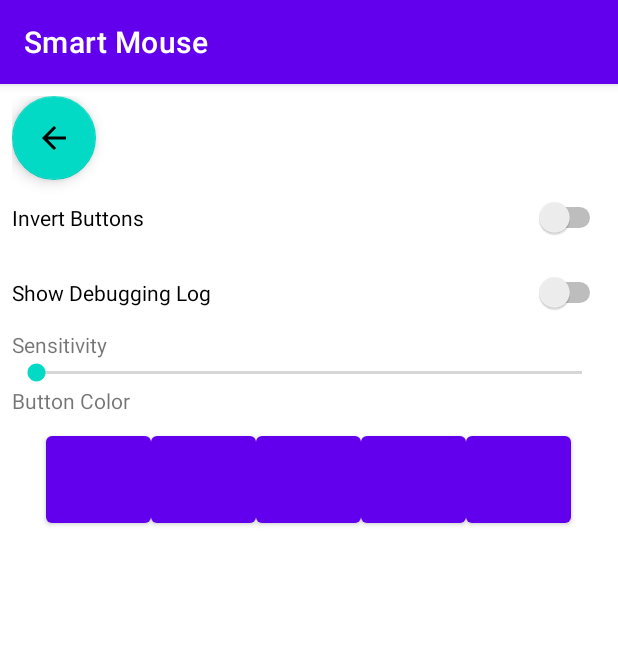
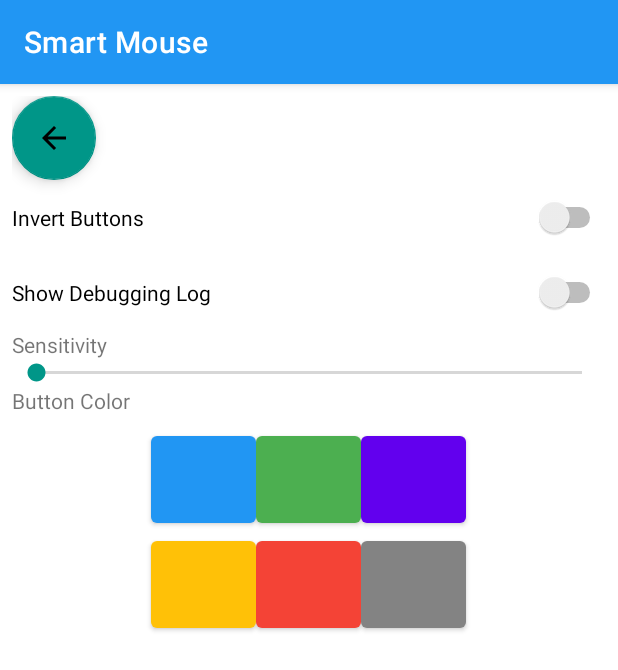
Before and after one commit to Fillipko/Smart-Mouse, an Android app: the screen it shows after launch (Settings), after a tap on an icon or button, on a phone screen of 412 x 824 dp. Shown: the top 670 px of the screen. Run offline under Robolectric (Android 15) with nearby library versions, the light colour scheme and no system bars.

Commit message:
Settings page optimized

```diff
--- a/app/src/main/java/com/example/smartmouse/MainActivity.java
+++ b/app/src/main/java/com/example/smartmouse/MainActivity.java
@@ -5,6 +5,8 @@ import androidx.appcompat.app.AppCompatActivity;
 import android.bluetooth.BluetoothAdapter;
 import android.content.Context;
 import android.content.Intent;
+import android.content.SharedPreferences;
+import android.graphics.Color;
 import android.hardware.Sensor;
 import android.hardware.SensorEvent;
 import android.hardware.SensorEventListener;
@@ -27,29 +29,35 @@ public class MainActivity extends AppCompatActivity implements SensorEventListen
 
     ScrollView debuggingConsole;
     TextView debuggingLog;
+    Button leftBtn;
+    Button rightBtn;
+    LinearLayout debugMenu;
+
+    SharedPreferences preferences;
 
     @Override
     protected void onCreate(Bundle savedInstanceState) {
         super.onCreate(savedInstanceState);
         setContentView(R.layout.activity_main);
 
+        preferences = getSharedPreferences("preferences", 0);
+
+        // Accelerometer
         sensorManager = (SensorManager) getSystemService(Context.SENSOR_SERVICE);
         accelerometer = sensorManager.getDefaultSensor(Sensor.TYPE_LINEAR_ACCELERATION);
-
         xAccel = findViewById(R.id.xAcceleration);
         yAccel = findViewById(R.id.yAcceleration);
 
-        Button leftBtn = findViewById(R.id.leftClickBtn);
-        Button rightBtn = findViewById(R.id.rightClickBtn);
+        // UI elements
+        leftBtn = findViewById(R.id.leftClickBtn);
+        rightBtn = findViewById(R.id.rightClickBtn);
         ImageButton settingsBtn = findViewById(R.id.settings_btn);
         debuggingLog = findViewById(R.id.debug_text);
         debuggingConsole = findViewById(R.id.debug_console);
-        LinearLayout debugMenu = findViewById(R.id.debugging_menu);
+        debugMenu = findViewById(R.id.debugging_menu);
 
-        Bundle extras = getIntent().getExtras();
-        if (extras != null) {
-            debugMenu.setVisibility(extras.getInt("debug"));
-        }
+        setupMenu();
+
         leftBtn.setOnClickListener(new View.OnClickListener() {
             @Override
             public void onClick(View v) {
@@ -75,6 +83,7 @@ public class MainActivity extends AppCompatActivity implements SensorEventListen
     public void openSettings() {
         Intent intent = new Intent(this, Settings.class);
         startActivity(intent);
+
     }
 
     private void consoleWrite(String msg) {
@@ -89,6 +98,7 @@ public class MainActivity extends AppCompatActivity implements SensorEventListen
     @Override
     protected void onResume() {
         super.onResume();
+        setupMenu();
         sensorManager.registerListener((SensorEventListener) this, accelerometer, SensorManager.SENSOR_DELAY_NORMAL);
     }
 
@@ -120,4 +130,12 @@ public class MainActivity extends AppCompatActivity implements SensorEventListen
     public void onAccuracyChanged(Sensor sensor, int accuracy) {
 
     }
+
+    public void setupMenu() {
+        if (preferences != null) {
+            debugMenu.setVisibility(preferences.getInt("debug", View.GONE));
+            rightBtn.setBackgroundTintList(getColorStateList(preferences.getInt("color", R.color.blue)));
+            leftBtn.setBackgroundTintList(getColorStateList(preferences.getInt("color", R.color.blue)));
+        }
+    }
 }
--- a/app/src/main/java/com/example/smartmouse/Settings.java
+++ b/app/src/main/java/com/example/smartmouse/Settings.java
@@ -1,46 +1,119 @@
 package com.example.smartmouse;
 
-import static android.view.View.INVISIBLE;
+import static android.view.View.GONE;
 import static android.view.View.VISIBLE;
 
 import androidx.appcompat.app.AppCompatActivity;
 
 import android.content.Intent;
+import android.content.SharedPreferences;
 import android.os.Bundle;
 import android.view.View;
+import android.widget.Button;
 import android.widget.ImageButton;
 import android.widget.LinearLayout;
 import android.widget.Switch;
 
 public class Settings extends AppCompatActivity {
 
+    ImageButton backBtn;
     Switch debugToggle;
+    Button blueBtn, greenBtn, purpleBtn, yellowBtn, redBtn, grayBtn;
+    SharedPreferences preferences;
+    SharedPreferences.Editor prefEditor;
 
     @Override
     protected void onCreate(Bundle savedInstanceState) {
         super.onCreate(savedInstanceState);
         setContentView(R.layout.activity_settings);
 
-        ImageButton backBtn = findViewById(R.id.back_btn);
+        // Load preferences
+        preferences = getSharedPreferences("preferences", 0);
+        prefEditor = preferences.edit();
+
+        // UI elements
+        backBtn = findViewById(R.id.back_btn);
         debugToggle = findViewById(R.id.debug_console_switch);
+        blueBtn = findViewById(R.id.blue);
+        greenBtn = findViewById(R.id.green);
+        purpleBtn = findViewById(R.id.purple);
+        yellowBtn = findViewById(R.id.yellow);
+        redBtn = findViewById(R.id.red);
+        grayBtn = findViewById(R.id.gray);
+
+        // Sets up default settings from last session
+        setupMenu();
 
         backBtn.setOnClickListener(new View.OnClickListener() {
             @Override
             public void onClick(View v) {
+                backToMouse();
+            }
+        });
 
-                backToMouse();
+        debugToggle.setOnClickListener(new View.OnClickListener() {
+            @Override
+            public void onClick(View v) {
+                if (debugToggle.isChecked()) {
+                    prefEditor.putInt("debug", VISIBLE).commit();
+                }
+                else {
+                    prefEditor.putInt("debug", GONE).commit();
+                }
+                prefEditor.putBoolean("debug_toggle", debugToggle.isChecked());
+            }
+        });
+
+        /*** Color button callbacks ***/
+        blueBtn.setOnClickListener(new View.OnClickListener() {
+            @Override
+            public void onClick(View v) {
+                prefEditor.putInt("color", R.color.blue);
+            }
+        });
+
+        greenBtn.setOnClickListener(new View.OnClickListener() {
+            @Override
+            public void onClick(View v) {
+                prefEditor.putInt("color", R.color.green);
+            }
+        });
+
+        purpleBtn.setOnClickListener(new View.OnClickListener() {
+            @Override
+            public void onClick(View v) {
+                prefEditor.putInt("color", R.color.purple);
+            }
+        });
+
+        yellowBtn.setOnClickListener(new View.OnClickListener() {
+            @Override
+            public void onClick(View v) {
+                prefEditor.putInt("color", R.color.yellow);
+            }
+        });
+
+        redBtn.setOnClickListener(new View.OnClickListener() {
+            @Override
+            public void onClick(View v) {
+                prefEditor.putInt("color", R.color.red);
+            }
+        });
+
+        grayBtn.setOnClickListener(new View.OnClickListener() {
+            @Override
+            public void onClick(View v) {
+                prefEditor.putInt("color", R.color.gray);
             }
         });
     }
 
     public void backToMouse() {
-        Intent intent = new Intent(this, MainActivity.class);
-        if (debugToggle.isChecked()) {
-            intent.putExtra("debug", VISIBLE);
-        }
-        else {
-            intent.putExtra("debug", INVISIBLE);
-        }
-        startActivity(intent);
+        prefEditor.commit();
+        finish();
+    }
+
+    public void setupMenu() {
+        debugToggle.setChecked(preferences.getBoolean("debug_toggle", false));
     }
 }
--- a/app/src/main/res/layout/activity_main.xml
+++ b/app/src/main/res/layout/activity_main.xml
@@ -69,7 +69,8 @@
             android:id="@+id/debugging_menu"
             android:layout_width="match_parent"
             android:layout_height="match_parent"
-            android:orientation="vertical">
+            android:orientation="vertical"
+            android:visibility="gone">
 
             <LinearLayout
                 android:layout_width="match_parent"
--- a/app/src/main/res/layout/activity_settings.xml
+++ b/app/src/main/res/layout/activity_settings.xml
@@ -78,34 +78,53 @@
                 android:gravity="center">
 
                 <com.google.android.material.button.MaterialButton
+                    android:id="@+id/blue"
+                    android:layout_width="70dp"
+                    android:layout_height="70dp"
+                    android:text=""
+                    app:backgroundTint="@color/blue"/>
+
+                <com.google.android.material.button.MaterialButton
                     android:id="@+id/green"
                     android:layout_width="70dp"
                     android:layout_height="70dp"
-                    android:text="" />
+                    android:text=""
+                    app:backgroundTint="@color/green" />
+
+                <com.google.android.material.button.MaterialButton
+                    android:id="@+id/purple"
+                    android:layout_width="70dp"
+                    android:layout_height="70dp"
+                    android:text=""
+                    app:backgroundTint="@color/purple" />
+            </TableRow>
+
+            <TableRow
+                android:layout_width="match_parent"
+                android:layout_height="match_parent"
+                android:gravity="center">
 
                 <com.google.android.material.button.MaterialButton
                     android:id="@+id/yellow"
                     android:layout_width="70dp"
                     android:layout_height="70dp"
-                    android:text="" />
+                    android:text=""
+                    app:backgroundTint="@color/yellow" />
 
                 <com.google.android.material.button.MaterialButton
                     android:id="@+id/red"
                     android:layout_width="70dp"
                     android:layout_height="70dp"
-                    android:text="" />
-
-                <com.google.android.material.button.MaterialButton
-                    android:id="@+id/blue"
-                    android:layout_width="70dp"
-                    android:layout_height="70dp"
-                    android:text="" />
+                    android:text=""
+                    app:backgroundTint="@color/red" />
 
                 <com.google.android.material.button.MaterialButton
                     android:id="@+id/gray"
                     android:layout_width="70dp"
                     android:layout_height="70dp"
-                    android:text="" />
+                    android:text=""
+                    app:backgroundTint="@color/gray" />
+
             </TableRow>
 
         </TableLayout>
--- a/app/src/main/res/values-night/themes.xml
+++ b/app/src/main/res/values-night/themes.xml
@@ -2,12 +2,12 @@
     <!-- Base application theme. -->
     <style name="Theme.SmartMouse" parent="Theme.MaterialComponents.DayNight.DarkActionBar">
         <!-- Primary brand color. -->
-        <item name="colorPrimary">@color/purple_200</item>
-        <item name="colorPrimaryVariant">@color/purple_700</item>
+        <item name="colorPrimary">@color/blue</item>
+        <item name="colorPrimaryVariant">@color/bluealt</item>
         <item name="colorOnPrimary">@color/black</item>
         <!-- Secondary brand color. -->
-        <item name="colorSecondary">@color/teal_200</item>
-        <item name="colorSecondaryVariant">@color/teal_200</item>
+        <item name="colorSecondary">#009688</item>
+        <item name="colorSecondaryVariant">#00FFE7</item>
         <item name="colorOnSecondary">@color/black</item>
         <!-- Status bar color. -->
         <item name="android:statusBarColor" tools:targetApi="l">?attr/colorPrimaryVariant</item>
--- a/app/src/main/res/values/colors.xml
+++ b/app/src/main/res/values/colors.xml
@@ -1,10 +1,22 @@
 <?xml version="1.0" encoding="utf-8"?>
 <resources>
-    <color name="purple_200">#FFBB86FC</color>
-    <color name="purple_500">#FF6200EE</color>
-    <color name="purple_700">#FF3700B3</color>
-    <color name="teal_200">#FF03DAC5</color>
-    <color name="teal_700">#FF018786</color>
+    <color name="blue">#2196F3</color>
+    <color name="bluealt">#00BCD4</color>
+
+    <color name="purple">#FF6200EE</color>
+    <color name="purplealt">#9C27B0</color>
+
+    <color name="red">#F44336</color>
+    <color name="redalt">#BF2519</color>
+
+    <color name="green">#4CAF50</color>
+    <color name="greenalt">#8BC34A</color>
+
+    <color name="yellow">#FFC107</color>
+    <color name="yellowalt">#BAAE43</color>
+
+    <color name="gray">#838383</color>
+
     <color name="black">#FF000000</color>
     <color name="white">#FFFFFFFF</color>
 </resources>
--- a/app/src/main/res/values/strings.xml
+++ b/app/src/main/res/values/strings.xml
@@ -8,7 +8,4 @@
     <string name="debugging_switch_label">Show Debugging Log</string>
     <string name="invert_buttons_label">Invert Buttons</string>
 
-
-
-
 </resources>
--- a/app/src/main/res/values/themes.xml
+++ b/app/src/main/res/values/themes.xml
@@ -2,12 +2,12 @@
     <!-- Base application theme. -->
     <style name="Theme.SmartMouse" parent="Theme.MaterialComponents.DayNight.DarkActionBar">
         <!-- Primary brand color. -->
-        <item name="colorPrimary">@color/purple_500</item>
-        <item name="colorPrimaryVariant">@color/purple_700</item>
+        <item name="colorPrimary">@color/blue</item>
+        <item name="colorPrimaryVariant">@color/bluealt</item>
         <item name="colorOnPrimary">@color/white</item>
         <!-- Secondary brand color. -->
-        <item name="colorSecondary">@color/teal_200</item>
-        <item name="colorSecondaryVariant">@color/teal_700</item>
+        <item name="colorSecondary">#009688</item>
+        <item name="colorSecondaryVariant">#1EE6FF</item>
         <item name="colorOnSecondary">@color/black</item>
         <!-- Status bar color. -->
         <item name="android:statusBarColor" tools:targetApi="l">?attr/colorPrimaryVariant</item>
```
